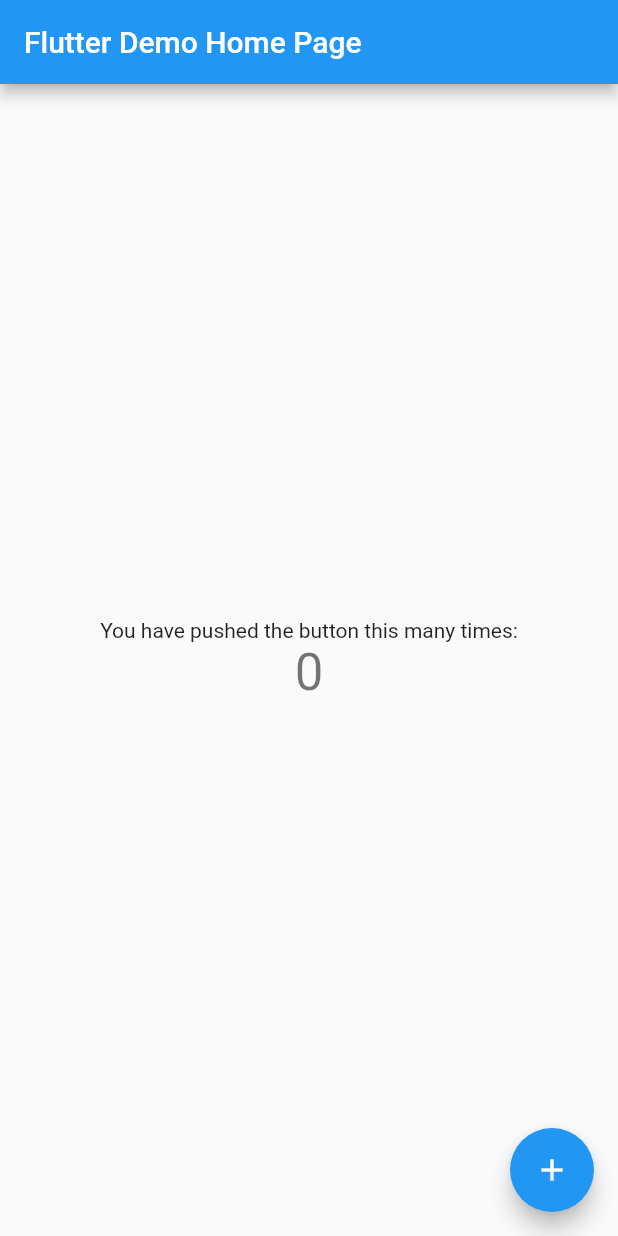
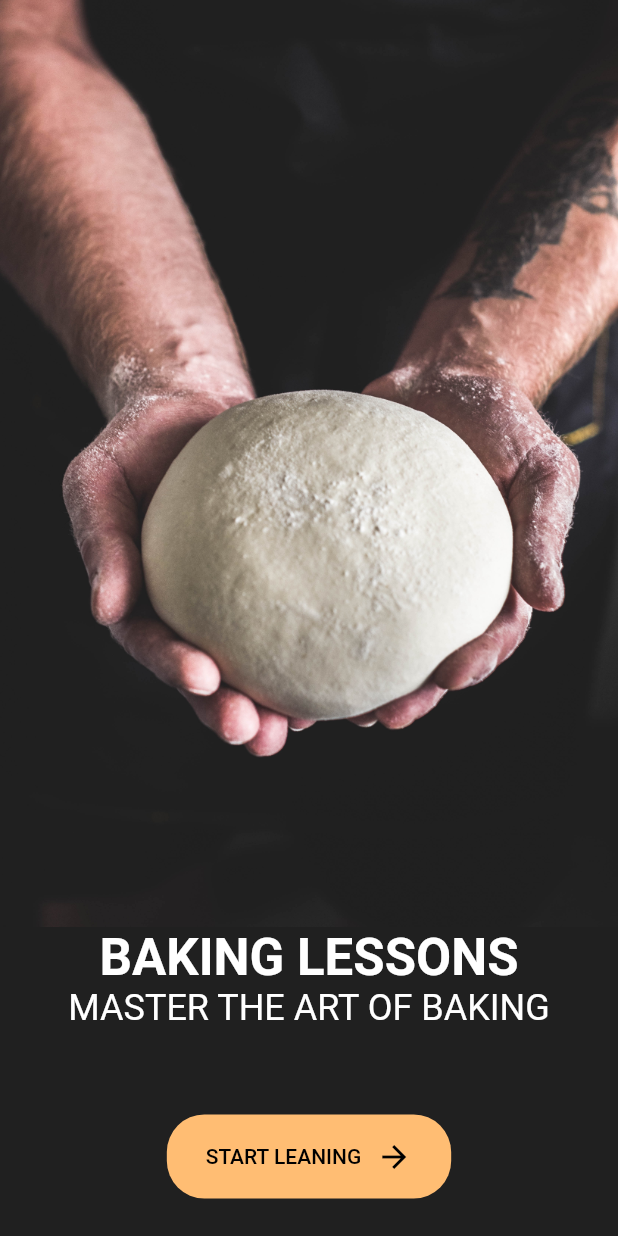
Before and after one commit to TrungNguyen1208/LearningFlutter, a Flutter app: the screen it shows after launch, on a phone screen of 412 x 824 dp. Run offline on Flutter 3.47's test engine with Material 2 defaults, Android fonts, the phone set to English and light mode, and no system bars.

Commit message:
Add WelcomeScreen and Login Screen

```diff
--- /dev/null
+++ b/lib/general/constants.dart
@@ -0,0 +1,6 @@
+import 'package:flutter/material.dart';
+
+class LoginConst {
+  static const kBackgroundColor = Color(0xFF202020);
+  static const kPrimaryColor = Color(0xFFFFBD73);
+}
--- a/lib/main.dart
+++ b/lib/main.dart
@@ -1,4 +1,6 @@
 import 'package:flutter/material.dart';
+import 'package:learning_flutter/general/constants.dart';
+import 'package:learning_flutter/tutorial1_login/WelcomeScreen.dart';
 
 void main() {
   runApp(MyApp());
@@ -11,107 +13,17 @@ class MyApp extends StatelessWidget {
     return MaterialApp(
       title: 'Flutter Demo',
       theme: ThemeData(
-        // This is the theme of your application.
-        //
-        // Try running your application with "flutter run". You'll see the
-        // application has a blue toolbar. Then, without quitting the app, try
-        // changing the primarySwatch below to Colors.green and then invoke
-        // "hot reload" (press "r" in the console where you ran "flutter run",
-        // or simply save your changes to "hot reload" in a Flutter IDE).
-        // Notice that the counter didn't reset back to zero; the application
-        // is not restarted.
-        primarySwatch: Colors.blue,
-        // This makes the visual density adapt to the platform that you run
-        // the app on. For desktop platforms, the controls will be smaller and
-        // closer together (more dense) than on mobile platforms.
-        visualDensity: VisualDensity.adaptivePlatformDensity,
-      ),
-      home: MyHomePage(title: 'Flutter Demo Home Page'),
+          brightness: Brightness.dark,
+          primaryColor: LoginConst.kPrimaryColor,
+          scaffoldBackgroundColor: LoginConst.kBackgroundColor,
+          textTheme: TextTheme(
+            headline4:
+                TextStyle(color: Colors.white, fontWeight: FontWeight.bold),
+            headline5:
+                TextStyle(color: Colors.white, fontWeight: FontWeight.normal),
+            button: TextStyle(color: LoginConst.kPrimaryColor),
+          )),
+      home: WelcomeScreen(),
     );
   }
 }
-
-class MyHomePage extends StatefulWidget {
-  MyHomePage({Key key, this.title}) : super(key: key);
-
-  // This widget is the home page of your application. It is stateful, meaning
-  // that it has a State object (defined below) that contains fields that affect
-  // how it looks.
-
-  // This class is the configuration for the state. It holds the values (in this
-  // case the title) provided by the parent (in this case the App widget) and
-  // used by the build method of the State. Fields in a Widget subclass are
-  // always marked "final".
-
-  final String title;
-
-  @override
-  _MyHomePageState createState() => _MyHomePageState();
-}
-
-class _MyHomePageState extends State<MyHomePage> {
-  int _counter = 0;
-
-  void _incrementCounter() {
-    setState(() {
-      // This call to setState tells the Flutter framework that something has
-      // changed in this State, which causes it to rerun the build method below
-      // so that the display can reflect the updated values. If we changed
-      // _counter without calling setState(), then the build method would not be
-      // called again, and so nothing would appear to happen.
-      _counter++;
-    });
-  }
-
-  @override
-  Widget build(BuildContext context) {
-    // This method is rerun every time setState is called, for instance as done
-    // by the _incrementCounter method above.
-    //
-    // The Flutter framework has been optimized to make rerunning build methods
-    // fast, so that you can just rebuild anything that needs updating rather
-    // than having to individually change instances of widgets.
-    return Scaffold(
-      appBar: AppBar(
-        // Here we take the value from the MyHomePage object that was created by
-        // the App.build method, and use it to set our appbar title.
-        title: Text(widget.title),
-      ),
-      body: Center(
-        // Center is a layout widget. It takes a single child and positions it
-        // in the middle of the parent.
-        child: Column(
-          // Column is also a layout widget. It takes a list of children and
-          // arranges them vertically. By default, it sizes itself to fit its
-          // children horizontally, and tries to be as tall as its parent.
-          //
-          // Invoke "debug painting" (press "p" in the console, choose the
-          // "Toggle Debug Paint" action from the Flutter Inspector in Android
-          // Studio, or the "Toggle Debug Paint" command in Visual Studio Code)
-          // to see the wireframe for each widget.
-          //
-          // Column has various properties to control how it sizes itself and
-          // how it positions its children. Here we use mainAxisAlignment to
-          // center the children vertically; the main axis here is the vertical
-          // axis because Columns are vertical (the cross axis would be
-          // horizontal).
-          mainAxisAlignment: MainAxisAlignment.center,
-          children: <Widget>[
-            Text(
-              'You have pushed the button this many times:',
-            ),
-            Text(
-              '$_counter',
-              style: Theme.of(context).textTheme.headline4,
-            ),
-          ],
-        ),
-      ),
-      floatingActionButton: FloatingActionButton(
-        onPressed: _incrementCounter,
-        tooltip: 'Increment',
-        child: Icon(Icons.add),
-      ), // This trailing comma makes auto-formatting nicer for build methods.
-    );
-  }
-}
--- /dev/null
+++ b/lib/tutorial1_login/LoginScreen.dart
@@ -0,0 +1,48 @@
+import 'package:flutter/material.dart';
+
+class LoginScreen extends StatelessWidget {
+  @override
+  Widget build(BuildContext context) {
+    return Scaffold(
+      body: Column(
+        children: <Widget>[
+          Expanded(
+            flex: 3,
+            child: Container(
+              decoration: BoxDecoration(
+                image: DecorationImage(
+                  image: AssetImage("images/splash_tutorial_1.jpg"),
+                  fit: BoxFit.cover,
+                ),
+              ),
+            ),
+          ),
+          Expanded(
+            flex: 4,
+            child: Padding(
+              padding: EdgeInsets.symmetric(horizontal: 16),
+              child: Column(
+                children: <Widget>[
+                  Row(
+                    mainAxisAlignment: MainAxisAlignment.spaceBetween,
+                    children: <Widget>[
+                      Text(
+                        "SIGN IN",
+                        style: Theme.of(context).textTheme.headline4,
+                      ),
+                      Text(
+                        "SIGN UP",
+                        style: Theme.of(context).textTheme.button,
+                      ),
+                    ],
+                  ),
+                  Spacer(),
+
+                ],
+              ),
+            ),),
+        ],
+      ),
+    );
+  }
+}
--- /dev/null
+++ b/lib/tutorial1_login/WelcomeScreen.dart
@@ -0,0 +1,82 @@
+import 'package:flutter/material.dart';
+import 'package:learning_flutter/general/constants.dart';
+import 'package:learning_flutter/tutorial1_login/LoginScreen.dart';
+
+class WelcomeScreen extends StatelessWidget {
+  @override
+  Widget build(BuildContext context) {
+    return Scaffold(
+      body: Column(
+        children: <Widget>[
+          Expanded(
+            flex: 3,
+            child: Container(
+              decoration: BoxDecoration(
+                image: DecorationImage(
+                  image: AssetImage("images/splash_tutorial_1.jpg"),
+                  fit: BoxFit.cover,
+                ),
+              ),
+            ),
+          ),
+          Expanded(
+            child: Column(
+              mainAxisAlignment: MainAxisAlignment.spaceBetween,
+              children: <Widget>[
+                RichText(
+                  textAlign: TextAlign.center,
+                  text: TextSpan(
+                    children: [
+                      TextSpan(
+                          text: "BAKING LESSONS\n",
+                          style: Theme.of(context).textTheme.headline4),
+                      TextSpan(
+                          text: "MASTER THE ART OF BAKING",
+                          style: Theme.of(context).textTheme.headline5),
+                    ],
+                  ),
+                ),
+                FittedBox(
+                  child: GestureDetector(
+                    onTap: () {
+                      Navigator.push(context, MaterialPageRoute(
+                        builder: (context) {
+                          return LoginScreen();
+                        },
+                      ));
+                    },
+                    child: Container(
+                      margin: EdgeInsets.only(bottom: 25),
+                      padding:
+                          EdgeInsets.symmetric(horizontal: 26, vertical: 16),
+                      decoration: BoxDecoration(
+                        borderRadius: BorderRadius.circular(25),
+                        color: LoginConst.kPrimaryColor,
+                      ),
+                      child: Row(
+                        children: <Widget>[
+                          Text(
+                            "START LEANING",
+                            style: Theme.of(context)
+                                .textTheme
+                                .button
+                                .copyWith(color: Colors.black),
+                          ),
+                          SizedBox(width: 10),
+                          Icon(
+                            Icons.arrow_forward,
+                            color: Colors.black,
+                          ),
+                        ],
+                      ),
+                    ),
+                  ),
+                ),
+              ],
+            ),
+          )
+        ],
+      ),
+    );
+  }
+}
--- a/pubspec.yaml
+++ b/pubspec.yaml
@@ -45,8 +45,8 @@ flutter:
   uses-material-design: true
 
   # To add assets to your application, add an assets section, like this:
-  # assets:
-  #   - images/a_dot_burr.jpeg
+  assets:
+    - images/splash_tutorial_1.jpg
   #   - images/a_dot_ham.jpeg
 
   # An image asset can refer to one or more resolution-specific "variants", see
```
Also changed, not shown: images/splash_tutorial_1.jpg (added).
